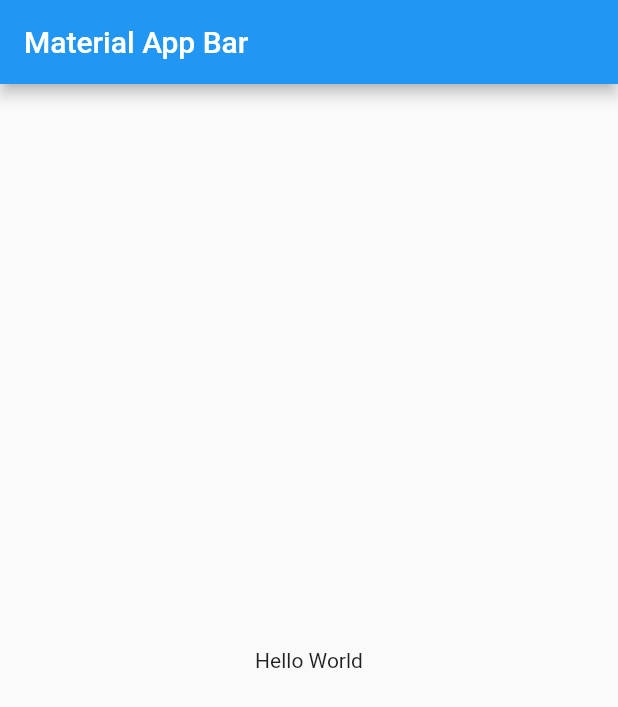
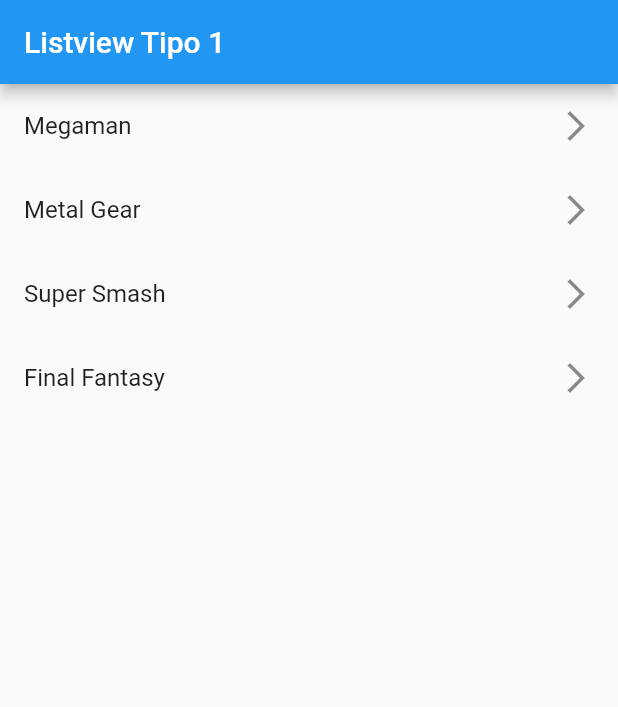
Before and after one commit to samujm/ComponentsFlutter, a Flutter app: the screen it shows after launch, on a phone screen of 412 x 824 dp. Shown: the top 707 px of the screen. Run offline on Flutter 3.47's test engine with Material 2 defaults, Android fonts, the phone set to English and light mode, and no system bars.

Commit message:
Listas con ListTiles

```diff
--- a/lib/main.dart
+++ b/lib/main.dart
@@ -1,4 +1,5 @@
 import 'package:flutter/material.dart';
+import 'package:fl_components/screens/listview1_screen.dart';
 
 void main() => runApp(MyApp());
 
@@ -7,16 +8,9 @@ class MyApp extends StatelessWidget {
 
   @override
   Widget build(BuildContext context) {
-    return MaterialApp(
-      title: 'Material App',
-      home: Scaffold(
-        appBar: AppBar(
-          title: const Text('Material App Bar'),
-        ),
-        body: const Center(
-          child: Text('Hello World'),
-        ),
-      ),
-    );
+    return const MaterialApp(
+        debugShowCheckedModeBanner: false,
+        title: 'Material App',
+        home: Listview1Screen());
   }
 }
--- /dev/null
+++ b/lib/screens/listview1_screen.dart
@@ -0,0 +1,30 @@
+import 'package:flutter/material.dart';
+
+class Listview1Screen extends StatelessWidget {
+  final options = const [
+    'Megaman',
+    'Metal Gear',
+    'Super Smash',
+    'Final Fantasy'
+  ];
+
+  const Listview1Screen({Key? key}) : super(key: key);
+
+  @override
+  Widget build(BuildContext context) {
+    return Scaffold(
+        appBar: AppBar(
+          title: const Text('Listview Tipo 1'),
+        ),
+        body: ListView(
+          children: [
+            ...options
+                .map((game) => ListTile(
+                      title: Text(game),
+                      trailing: const Icon(Icons.arrow_forward_ios_outlined),
+                    ))
+                .toList()
+          ],
+        ));
+  }
+}
```
